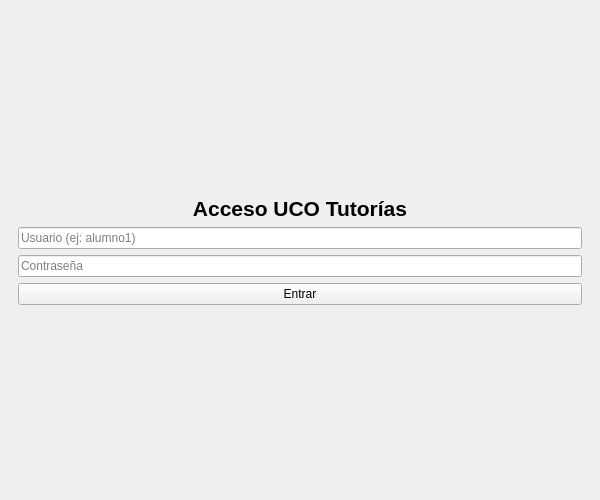
Old version of the form mainwindow.ui in the repository EnriqueB938/ProyectoIS_equipo202.
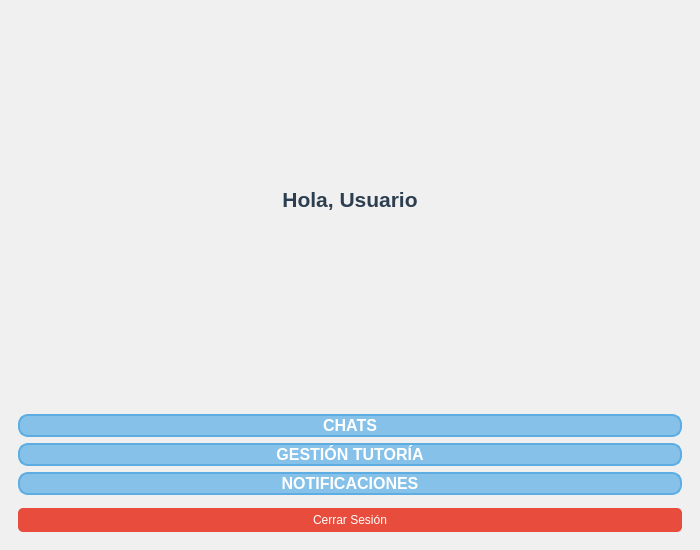
New version of the form. The open tabs and pages were chosen to show the change.

Commit message: Cambios en la interfaz y reajuste de las funcionalidades

The edit to the form file:
```diff
--- a/mainwindow.ui
+++ b/mainwindow.ui
@@ -6,13 +6,18 @@
    <rect>
     <x>0</x>
     <y>0</y>
-    <width>600</width>
-    <height>500</height>
+    <width>700</width>
+    <height>550</height>
    </rect>
   </property>
   <property name="windowTitle">
    <string>Tutoría UCO</string>
   </property>
+  
+  <property name="styleSheet">
+   <string>QMainWindow { background-color: #F0F0F0; }</string>
+  </property>
+
   <widget class="QWidget" name="centralwidget">
    <layout class="QVBoxLayout" name="verticalLayout_main">
     <item>
@@ -24,112 +29,155 @@
       <widget class="QWidget" name="pageLogin">
        <layout class="QVBoxLayout" name="verticalLayout_login">
         <item>
-         <spacer name="verticalSpacer_1">
-          <property name="orientation">
-           <enum>Qt::Vertical</enum>
-          </property>
-          <property name="sizeHint" stdset="0">
-           <size>
-            <width>20</width>
-            <height>40</height>
-           </size>
-          </property>
-         </spacer>
+         <spacer name="vspacer1"><property name="orientation"><enum>Qt::Vertical</enum></property></spacer>
         </item>
         <item>
-         <widget class="QLabel" name="labelTitle">
-          <property name="font">
-           <font>
-            <pointsize>16</pointsize>
-            <weight>75</weight>
-            <bold>true</bold>
-           </font>
-          </property>
-          <property name="text">
-           <string>Acceso UCO Tutorías</string>
-          </property>
-          <property name="alignment">
-           <set>Qt::AlignCenter</set>
-          </property>
+         <widget class="QLabel" name="lblTitleLogin">
+          <property name="text"><string>ACCESO UCO</string></property>
+          <property name="alignment"><set>Qt::AlignCenter</set></property>
+          <property name="font"><font><pointsize>18</pointsize><bold>true</bold></font></property>
+          <property name="styleSheet"><string>color: #333333;</string></property>
          </widget>
         </item>
         <item>
          <widget class="QLineEdit" name="inputUser">
-          <property name="placeholderText">
-           <string>Usuario (ej: alumno1)</string>
+          <property name="placeholderText"><string>Usuario</string></property>
+          <property name="styleSheet">
+           <string>padding: 8px; border-radius: 5px; border: 1px solid #ccc; background: white;</string>
           </property>
          </widget>
         </item>
         <item>
          <widget class="QLineEdit" name="inputPass">
-          <property name="echoMode">
-           <enum>QLineEdit::Password</enum>
-          </property>
-          <property name="placeholderText">
-           <string>Contraseña</string>
+          <property name="echoMode"><enum>QLineEdit::Password</enum></property>
+          <property name="placeholderText"><string>Contraseña</string></property>
+          <property name="styleSheet">
+           <string>padding: 8px; border-radius: 5px; border: 1px solid #ccc; background: white;</string>
           </property>
          </widget>
         </item>
         <item>
          <widget class="QPushButton" name="btnLogin">
-          <property name="text">
-           <string>Entrar</string>
+          <property name="text"><string>Iniciar Sesión</string></property>
+          <property name="styleSheet">
+           <string>
+            QPushButton {
+                background-color: #2E86C1; 
+                color: white; 
+                border-radius: 5px; 
+                padding: 10px;
+                font-weight: bold;
+            }
+            QPushButton:hover { background-color: #2874A6; }
+           </string>
           </property>
          </widget>
         </item>
         <item>
-         <spacer name="verticalSpacer_2">
-          <property name="orientation">
-           <enum>Qt::Vertical</enum>
+         <spacer name="vspacer2"><property name="orientation"><enum>Qt::Vertical</enum></property></spacer>
+        </item>
+       </layout>
+      </widget>
+
+      <widget class="QWidget" name="pageDashboard">
+       <layout class="QVBoxLayout" name="layoutDash">
+        <item>
+         <widget class="QLabel" name="lblBienvenidaDash">
+          <property name="text"><string>Hola, Usuario</string></property>
+          <property name="font"><font><pointsize>16</pointsize><bold>true</bold></font></property>
+          <property name="alignment"><set>Qt::AlignCenter</set></property>
+          <property name="styleSheet"><string>color: #2C3E50; margin-bottom: 20px;</string></property>
+         </widget>
+        </item>
+        <item>
+         <spacer name="vspacer3"><property name="orientation"><enum>Qt::Vertical</enum></property></spacer>
+        </item>
+        
+        <item>
+         <widget class="QPushButton" name="btnDashChats">
+          <property name="text"><string>CHATS</string></property>
+          <property name="minimumHeight"><number>70</number></property>
+          <property name="font"><font><pointsize>12</pointsize><bold>true</bold></font></property>
+          <property name="styleSheet">
+           <string>
+            QPushButton {
+                background-color: #85C1E9;  /* Azul clarito */
+                color: white;
+                border-radius: 10px;
+                border: 2px solid #5DADE2;
+            }
+            QPushButton:hover {
+                background-color: #5DADE2;  /* Un poco más oscuro al pasar ratón */
+            }
+           </string>
           </property>
-          <property name="sizeHint" stdset="0">
-           <size>
-            <width>20</width>
-            <height>40</height>
-           </size>
+         </widget>
+        </item>
+
+        <item>
+         <widget class="QPushButton" name="btnDashGestion">
+          <property name="text"><string>GESTIÓN TUTORÍA</string></property>
+          <property name="minimumHeight"><number>70</number></property>
+          <property name="font"><font><pointsize>12</pointsize><bold>true</bold></font></property>
+          <property name="styleSheet">
+           <string>
+            QPushButton {
+                background-color: #85C1E9;
+                color: white;
+                border-radius: 10px;
+                border: 2px solid #5DADE2;
+            }
+            QPushButton:hover {
+                background-color: #5DADE2;
+            }
+           </string>
           </property>
-         </spacer>
+         </widget>
         </item>
+
+        <item>
+         <widget class="QPushButton" name="btnDashNotif">
+          <property name="text"><string>NOTIFICACIONES</string></property>
+          <property name="minimumHeight"><number>70</number></property>
+          <property name="font"><font><pointsize>12</pointsize><bold>true</bold></font></property>
+          <property name="styleSheet">
+           <string>
+            QPushButton {
+                background-color: #85C1E9;
+                color: white;
+                border-radius: 10px;
+                border: 2px solid #5DADE2;
+            }
+            QPushButton:hover {
+                background-color: #5DADE2;
+            }
+           </string>
+          </property>
+         </widget>
+        </item>
+
+        <item>
+         <spacer name="vspacer4"><property name="orientation"><enum>Qt::Vertical</enum></property></spacer>
+        </item>
+        <item>
+         <widget class="QPushButton" name="btnLogout">
+          <property name="text"><string>Cerrar Sesión</string></property>
+          <property name="styleSheet">
+           <string>background-color: #E74C3C; color: white; border-radius: 5px; padding: 5px;</string>
+          </property>
+         </widget>
+        </item>
        </layout>
       </widget>
 
       <widget class="QWidget" name="pageChat">
        <layout class="QVBoxLayout" name="verticalLayout_chat">
         <item>
-         <layout class="QHBoxLayout" name="horizontalLayout_header">
-          <item>
-           <widget class="QLabel" name="labelInfo">
-            <property name="text">
-             <string>Bienvenido</string>
-            </property>
-            <property name="font">
-             <font>
-              <bold>true</bold>
-             </font>
-            </property>
-           </widget>
-          </item>
-          <item>
-           <spacer name="horizontalSpacer">
-            <property name="orientation">
-             <enum>Qt::Horizontal</enum>
-            </property>
-            <property name="sizeHint" stdset="0">
-             <size>
-              <width>40</width>
-              <height>20</height>
-             </size>
-            </property>
-           </spacer>
-          </item>
-          <item>
-           <widget class="QPushButton" name="btnLogout">
-            <property name="text">
-             <string>Cerrar Sesión</string>
-            </property>
-           </widget>
-          </item>
-         </layout>
+         <widget class="QLabel" name="lblChatHeader">
+            <property name="text"><string>Sala de Chat</string></property>
+            <property name="font"><font><pointsize>14</pointsize><bold>true</bold></font></property>
+            <property name="alignment"><set>Qt::AlignCenter</set></property>
+         </widget>
         </item>
         <item>
          <widget class="QTextEdit" name="chatDisplay">
```
Left out of the diff: 69 changed lines with no effect on the pictures. The commit also changes 5 other files.
